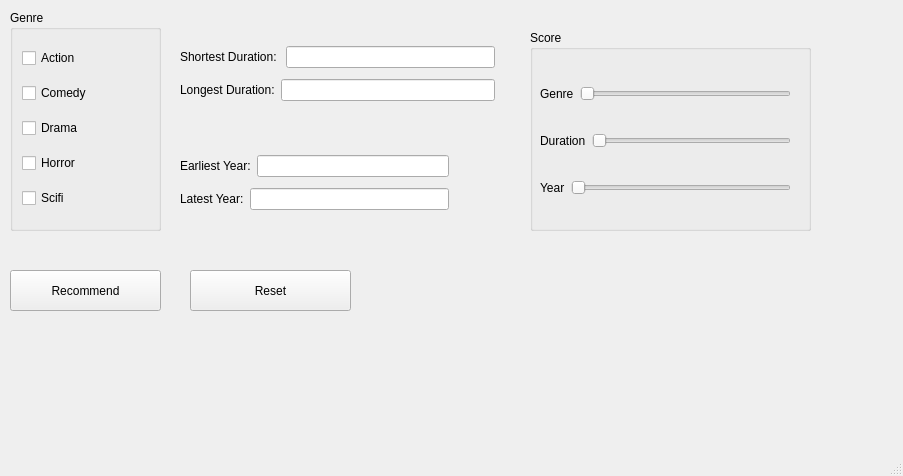
This is AI-Based-Recommendation-System/mainwindow.ui in SH-Abdul-Basit/Recommendation-System as Qt 5 draws it before an edit. The edited form follows.
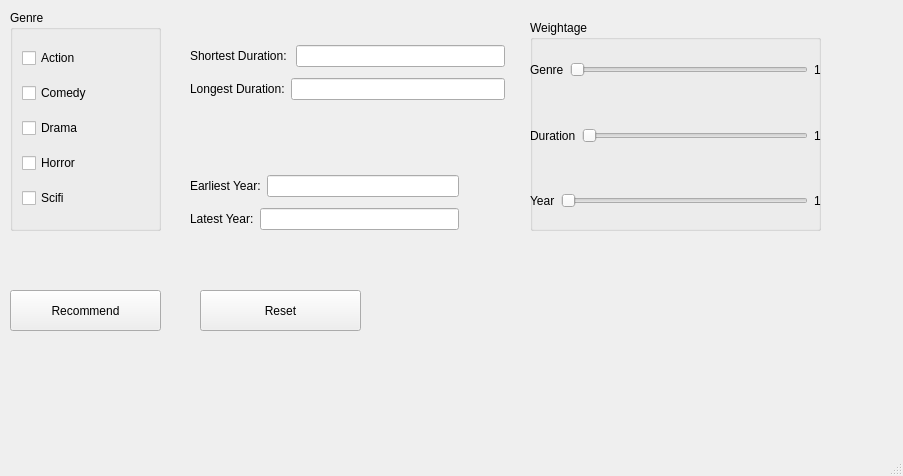
This is the edited form.

Patch:
```diff
--- a/AI-Based-Recommendation-System/mainwindow.ui
+++ b/AI-Based-Recommendation-System/mainwindow.ui
@@ -71,7 +71,7 @@
     <property name="geometry">
      <rect>
       <x>10</x>
-      <y>270</y>
+      <y>290</y>
       <width>151</width>
       <height>41</height>
      </rect>
@@ -84,21 +84,21 @@
     <property name="geometry">
      <rect>
       <x>530</x>
-      <y>30</y>
-      <width>281</width>
-      <height>201</height>
+      <y>20</y>
+      <width>291</width>
+      <height>211</height>
      </rect>
     </property>
     <property name="title">
-     <string>Score</string>
+     <string>Weightage</string>
     </property>
     <widget class="QWidget" name="">
      <property name="geometry">
       <rect>
-       <x>10</x>
-       <y>30</y>
-       <width>251</width>
-       <height>161</height>
+       <x>0</x>
+       <y>20</y>
+       <width>291</width>
+       <height>191</height>
       </rect>
      </property>
      <layout class="QVBoxLayout" name="verticalLayout_4">
@@ -124,6 +124,13 @@
           </property>
          </widget>
         </item>
+        <item>
+         <widget class="QLabel" name="genreWeight">
+          <property name="text">
+           <string>1</string>
+          </property>
+         </widget>
+        </item>
        </layout>
       </item>
       <item>
@@ -148,6 +155,13 @@
           </property>
          </widget>
         </item>
+        <item>
+         <widget class="QLabel" name="durationWeight">
+          <property name="text">
+           <string>1</string>
+          </property>
+         </widget>
+        </item>
        </layout>
       </item>
       <item>
@@ -172,6 +186,13 @@
           </property>
          </widget>
         </item>
+        <item>
+         <widget class="QLabel" name="yearWeight">
+          <property name="text">
+           <string>1</string>
+          </property>
+         </widget>
+        </item>
        </layout>
       </item>
      </layout>
@@ -180,8 +201,8 @@
    <widget class="QPushButton" name="pushButton">
     <property name="geometry">
      <rect>
-      <x>190</x>
-      <y>270</y>
+      <x>200</x>
+      <y>290</y>
       <width>161</width>
       <height>41</height>
      </rect>
@@ -190,11 +211,11 @@
      <string>Reset</string>
     </property>
    </widget>
-   <widget class="QWidget" name="">
+   <widget class="QWidget" name="layoutWidget">
     <property name="geometry">
      <rect>
-      <x>180</x>
-      <y>41</y>
+      <x>190</x>
+      <y>40</y>
       <width>315</width>
       <height>67</height>
      </rect>
@@ -230,11 +251,11 @@
      </item>
     </layout>
    </widget>
-   <widget class="QWidget" name="">
+   <widget class="QWidget" name="layoutWidget">
     <property name="geometry">
      <rect>
-      <x>180</x>
-      <y>150</y>
+      <x>190</x>
+      <y>170</y>
       <width>269</width>
       <height>67</height>
      </rect>
```
Left out of the diff: 73 changed lines with no effect on the pictures.
